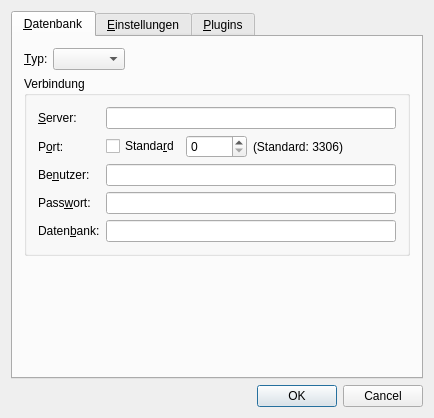
Before: the Qt Designer form src/gui/windows/SettingsWindow.ui in startkladde/startkladde, drawn with Qt 5.
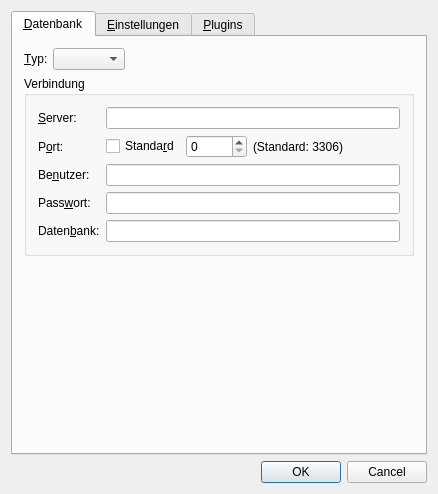
After: the same form once the commit is applied.

Commit message: Added server info to "Connecting" message Bugfix: weather window title read as number Bugfix: "show errors" not disabled when database connection closed

The edit to the form file:
```diff
--- a/src/gui/windows/SettingsWindow.ui
+++ b/src/gui/windows/SettingsWindow.ui
@@ -6,8 +6,8 @@
    <rect>
     <x>0</x>
     <y>0</y>
-    <width>434</width>
-    <height>418</height>
+    <width>438</width>
+    <height>494</height>
    </rect>
   </property>
   <property name="windowTitle">
```
Left out of the diff: 22 changed lines with no effect on the pictures. The commit also changes 6 other files.
